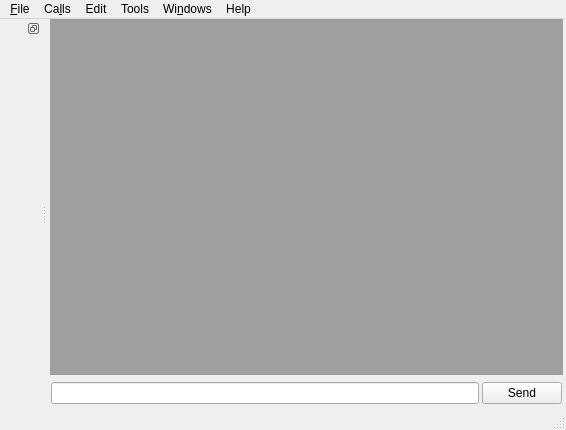
Before: the Qt Designer form src/mainwindow.ui in coolshou/qterminal, drawn with Qt 5.
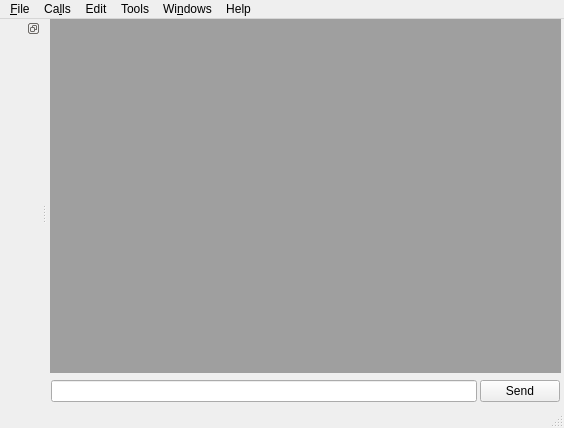
After: the same form once the commit is applied. Icons and pictures are not drawn.

What changed in the file:
```diff
--- a/src/mainwindow.ui
+++ b/src/mainwindow.ui
@@ -6,8 +6,8 @@
    <rect>
     <x>0</x>
     <y>0</y>
-    <width>566</width>
-    <height>430</height>
+    <width>564</width>
+    <height>428</height>
    </rect>
   </property>
   <property name="windowTitle">
@@ -118,7 +118,7 @@
     <rect>
      <x>0</x>
      <y>0</y>
-     <width>566</width>
+     <width>564</width>
      <height>28</height>
     </rect>
    </property>
```
Left out of the diff: 5 changed lines with no effect on the pictures.
